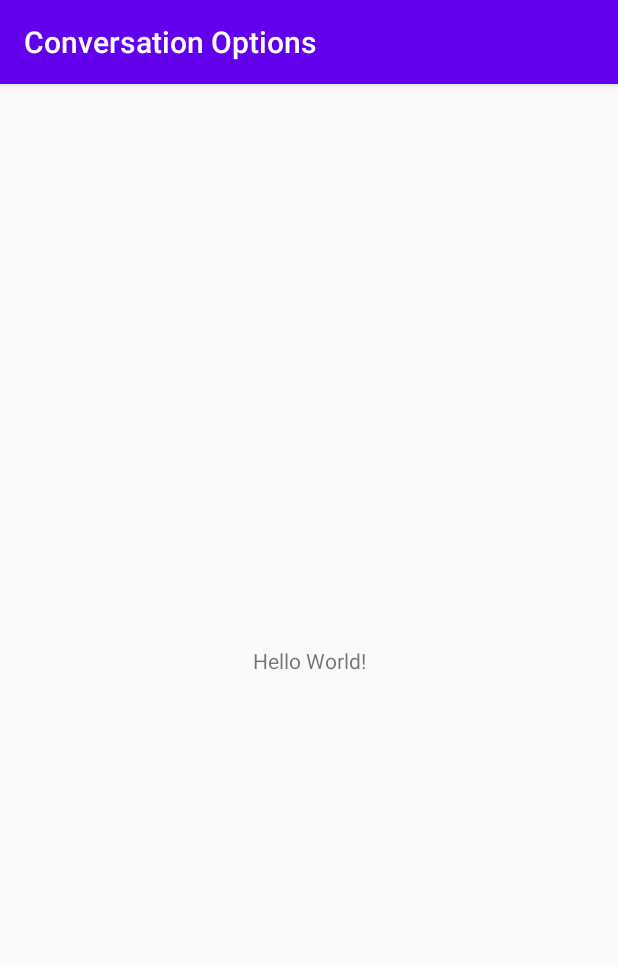
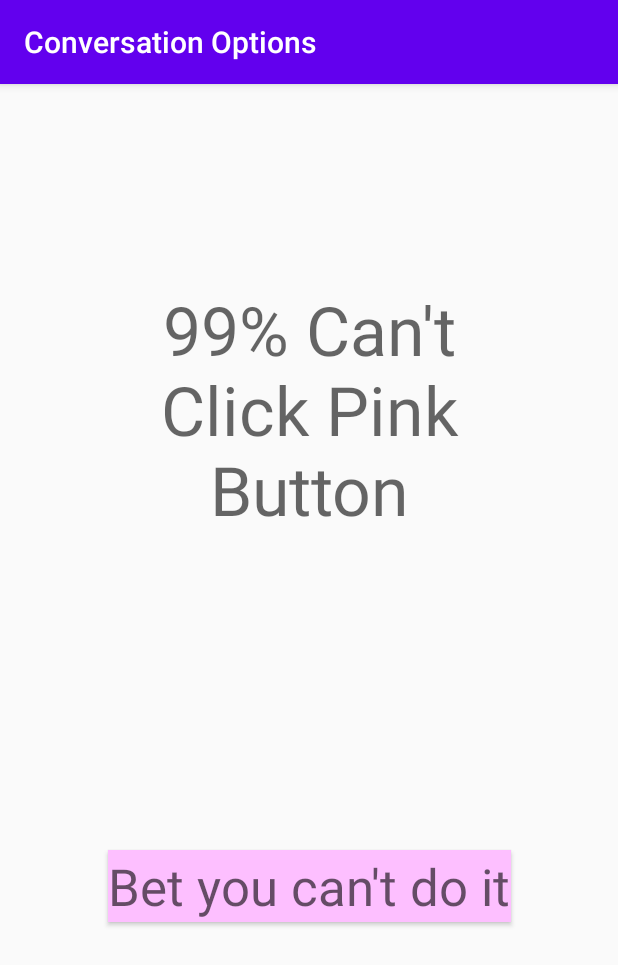
Before and after one commit to Water-Witch/Conversation_Options, an Android app: the screen it shows after launch (MainActivity), on a phone screen of 412 x 824 dp. Shown: the top 965 px of the screen. Run offline under Robolectric (Android 15) with nearby library versions, the phone set to English and light mode, and no system bars.

Commit message:
fragments are done, about to attempt to implement the apis, its 1 am someone help me

```diff
--- a/app/src/main/AndroidManifest.xml
+++ b/app/src/main/AndroidManifest.xml
@@ -1,6 +1,9 @@
 <?xml version="1.0" encoding="utf-8"?>
 <manifest xmlns:android="http://schemas.android.com/apk/res/android"
     package="com.example.conversationoptions">
+
+    <uses-permission android:name="android.permission.ACCESS_NETWORK_STATE" />
+    <uses-permission android:name="android.permission.INTERNET" />
 
     <application
         android:allowBackup="true"
--- a/app/src/main/java/com/example/conversationoptions/MainActivity.kt
+++ b/app/src/main/java/com/example/conversationoptions/MainActivity.kt
@@ -2,6 +2,12 @@ package com.example.conversationoptions
 
 import androidx.appcompat.app.AppCompatActivity
 import android.os.Bundle
+import android.view.View
+import android.widget.Toast
+import androidx.navigation.findNavController
+import com.example.conversationoptions.R
+import kotlinx.android.synthetic.main.fragment_title.*
+import kotlinx.android.synthetic.main.fragment_title.view.*
 
 class MainActivity : AppCompatActivity() {
     override fun onCreate(savedInstanceState: Bundle?) {
--- /dev/null
+++ b/app/src/main/java/com/example/conversationoptions/TitleFragment.kt
@@ -0,0 +1,44 @@
+package com.example.conversationoptions
+
+import android.os.Bundle
+import androidx.fragment.app.Fragment
+import android.view.LayoutInflater
+import android.view.View
+import android.view.ViewGroup
+import android.widget.Toast
+import androidx.navigation.findNavController
+import kotlinx.android.synthetic.main.fragment_title.view.*
+
+
+/**
+ * A simple [Fragment] subclass.
+ * Use the [NavHostFragment.newInstance] factory method to
+ * create an instance of this fragment.
+ */
+class TitleFragment : Fragment() {
+
+
+    override fun onCreate(savedInstanceState: Bundle?) {
+        super.onCreate(savedInstanceState)
+    }
+
+    override fun onCreateView(
+        inflater: LayoutInflater, container: ViewGroup?,
+        savedInstanceState: Bundle?
+    ): View? {
+        // Inflate the layout for this fragment
+        val rootView = inflater.inflate(R.layout.fragment_title, container, false)
+
+        rootView.button_titleFragment_opens.setOnClickListener { view: View ->
+
+            view.findNavController().navigate(R.id.action_titleFragment_to_secondFragment)
+        }
+        return rootView
+    }
+
+    companion object {
+        @JvmStatic
+        fun newInstance() =
+            TitleFragment()
+    }
+}
--- a/app/src/main/res/layout/activity_main.xml
+++ b/app/src/main/res/layout/activity_main.xml
@@ -1,18 +1,18 @@
 <?xml version="1.0" encoding="utf-8"?>
-<androidx.constraintlayout.widget.ConstraintLayout xmlns:android="http://schemas.android.com/apk/res/android"
+<androidx.drawerlayout.widget.DrawerLayout xmlns:android="http://schemas.android.com/apk/res/android"
     xmlns:app="http://schemas.android.com/apk/res-auto"
     xmlns:tools="http://schemas.android.com/tools"
     android:layout_width="match_parent"
     android:layout_height="match_parent"
     tools:context=".MainActivity">
 
-    <TextView
-        android:layout_width="wrap_content"
-        android:layout_height="wrap_content"
-        android:text="Hello World!"
-        app:layout_constraintBottom_toBottomOf="parent"
-        app:layout_constraintLeft_toLeftOf="parent"
-        app:layout_constraintRight_toRightOf="parent"
-        app:layout_constraintTop_toTopOf="parent" />
+    <fragment
+        android:id="@+id/myNavHostFragment"
+        android:name="androidx.navigation.fragment.NavHostFragment"
+        android:layout_width="match_parent"
+        android:layout_height="match_parent"
+        app:navGraph="@navigation/navigation"
+        app:defaultNavHost="true" />
 
-</androidx.constraintlayout.widget.ConstraintLayout>
+
+    </androidx.drawerlayout.widget.DrawerLayout>
--- /dev/null
+++ b/app/src/main/res/layout/fragment_title.xml
@@ -0,0 +1,35 @@
+<?xml version="1.0" encoding="utf-8"?>
+<androidx.constraintlayout.widget.ConstraintLayout xmlns:android="http://schemas.android.com/apk/res/android"
+    xmlns:app="http://schemas.android.com/apk/res-auto"
+    xmlns:tools="http://schemas.android.com/tools"
+    android:id="@+id/frameLayout"
+    android:layout_width="match_parent"
+    android:layout_height="match_parent"
+    tools:context=".TitleFragment">
+
+    <Button
+        android:id="@+id/button_titleFragment_opens"
+        android:layout_width="wrap_content"
+        android:layout_height="wrap_content"
+        android:background="#FDBFFF"
+        android:text="Bet you can't do it"
+        android:textAppearance="@style/TextAppearance.AppCompat.Display1"
+        app:layout_constraintBottom_toBottomOf="parent"
+        app:layout_constraintEnd_toEndOf="parent"
+        app:layout_constraintStart_toStartOf="parent"
+        app:layout_constraintTop_toBottomOf="@+id/textView_titleFragment_title" />
+
+    <TextView
+        android:id="@+id/textView_titleFragment_title"
+        android:layout_width="0dp"
+        android:layout_height="wrap_content"
+        android:layout_marginStart="100dp"
+        android:layout_marginTop="133dp"
+        android:layout_marginEnd="100dp"
+        android:gravity="center"
+        android:text="99% Can't Click Pink Button"
+        android:textAppearance="@style/TextAppearance.AppCompat.Display2"
+        app:layout_constraintEnd_toEndOf="parent"
+        app:layout_constraintStart_toStartOf="parent"
+        app:layout_constraintTop_toTopOf="parent" />
+</androidx.constraintlayout.widget.ConstraintLayout>
--- /dev/null
+++ b/app/src/main/res/navigation/navigation.xml
@@ -0,0 +1,39 @@
+<?xml version="1.0" encoding="utf-8"?>
+<navigation xmlns:android="http://schemas.android.com/apk/res/android"
+    xmlns:app="http://schemas.android.com/apk/res-auto"
+    xmlns:tools="http://schemas.android.com/tools"
+    android:id="@+id/navigation"
+    app:startDestination="@id/titleFragment">
+
+    <fragment
+        android:id="@+id/titleFragment"
+        android:name="com.example.conversationoptions.TitleFragment"
+        android:label="fragment_title"
+        tools:layout="@layout/fragment_title" >
+        <action
+            android:id="@+id/action_titleFragment_to_secondFragment"
+            app:destination="@id/secondFragment" />
+    </fragment>
+    <fragment
+        android:id="@+id/secondFragment"
+        android:name="com.example.conversationoptions.SecondFragment"
+        android:label="fragment_second"
+        tools:layout="@layout/fragment_second" >
+        <action
+            android:id="@+id/action_secondFragment_to_insultFragment"
+            app:destination="@id/insultFragment" />
+        <action
+            android:id="@+id/action_secondFragment_to_complimentFragment"
+            app:destination="@id/complimentFragment" />
+    </fragment>
+    <fragment
+        android:id="@+id/insultFragment"
+        android:name="com.example.conversationoptions.insultFragment"
+        android:label="fragment_insult"
+        tools:layout="@layout/fragment_insult" />
+    <fragment
+        android:id="@+id/complimentFragment"
+        android:name="com.example.conversationoptions.complimentFragment"
+        android:label="fragment_compliment"
+        tools:layout="@layout/fragment_compliment" />
+</navigation>
--- a/app/src/main/res/values/strings.xml
+++ b/app/src/main/res/values/strings.xml
@@ -1,3 +1,6 @@
 <resources>
     <string name="app_name">Conversation Options</string>
+    <!-- TODO: Remove or change this placeholder text -->
+    <string name="hello_blank_fragment">Hello blank fragment</string>
+    <string name="welcome_to_the_rip_off_version_of_a_conversation_generator_where_all_you_re_going_to_get_are_compliments_or_insults">Welcome to the rip off version of a conversation generator where all you\'re going to get are compliments or insults.</string>
 </resources>
```
Also changed, not shown: app/build.gradle (+9 -0 lines), app/src/main/java/com/example/conversationoptions/SecondFragment.kt (added, +57 -0 lines), app/src/main/java/com/example/conversationoptions/complimentFragment.kt (added, +59 -0 lines), app/src/main/java/com/example/conversationoptions/insultFragment.kt (added, +59 -0 lines), app/src/main/res/layout/fragment_compliment.xml (added, +21 -0 lines), app/src/main/res/layout/fragment_insult.xml (added, +21 -0 lines), app/src/main/res/layout/fragment_second.xml (added, +62 -0 lines).
